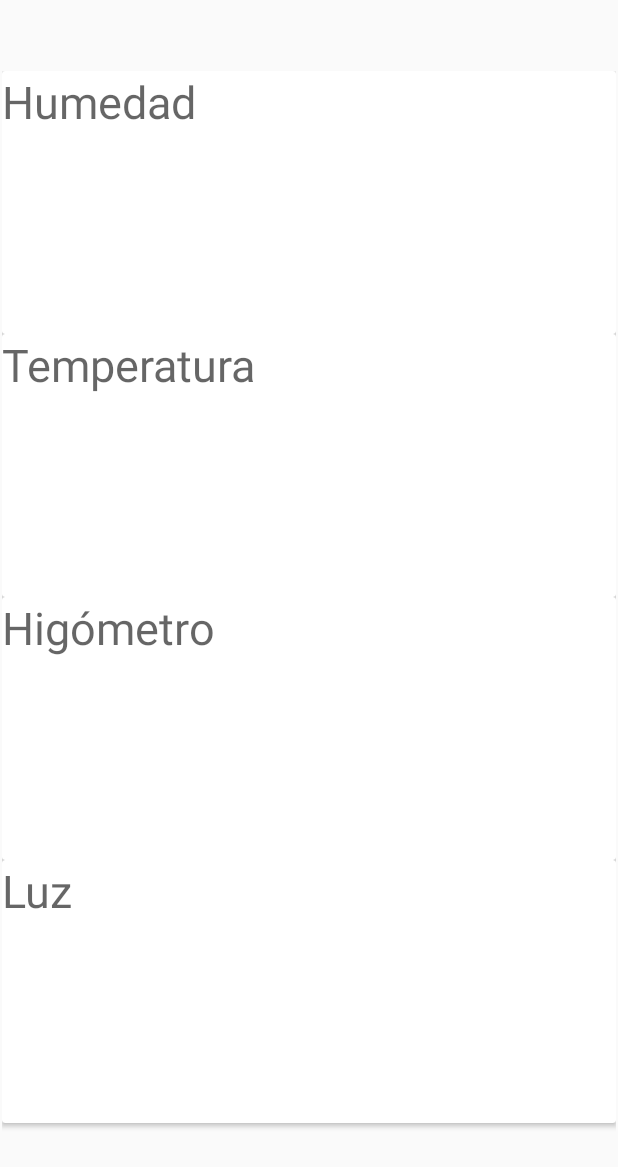
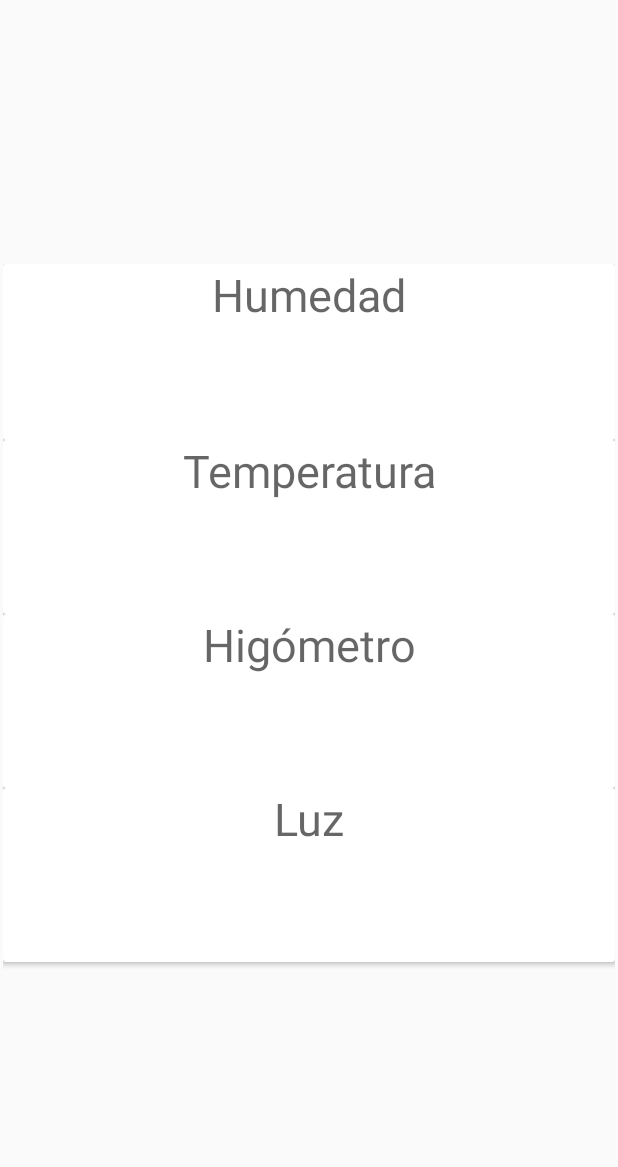
Before and after one commit to JosherBlack/MQTT_revengue, an Android app: the layout activity_main.xml on its own in the app's theme, with its tools: preview values and no code run, on a phone screen of 412 x 824 dp. Shown: the top 1167 px of the screen. Run offline under Robolectric (Android 15) with nearby library versions, the phone set to English and light mode, and no system bars.

Commit message:
correccion cosmetica de layouts y quitado de actionbar

```diff
--- a/app/src/main/res/layout/activity_main.xml
+++ b/app/src/main/res/layout/activity_main.xml
@@ -7,8 +7,8 @@
     tools:context=".MainActivity">
 
     <RelativeLayout
-        android:layout_width="409dp"
-        android:layout_height="729dp"
+        android:layout_width="408dp"
+        android:layout_height="472dp"
         android:layout_marginStart="1dp"
         android:layout_marginLeft="1dp"
         android:layout_marginTop="1dp"
@@ -22,53 +22,57 @@
 
         <LinearLayout
             android:layout_width="match_parent"
-            android:layout_height="match_parent"
+            android:layout_height="581dp"
             android:orientation="vertical">
 
             <androidx.cardview.widget.CardView
                 android:layout_width="match_parent"
-                android:layout_height="175dp" >
+                android:layout_height="117dp">
 
                 <TextView
                     android:id="@+id/tv1"
                     android:layout_width="match_parent"
                     android:layout_height="74dp"
+                    android:gravity="center_horizontal"
                     android:hint="Humedad"
                     android:textSize="30sp" />
             </androidx.cardview.widget.CardView>
 
             <androidx.cardview.widget.CardView
                 android:layout_width="match_parent"
-                android:layout_height="175dp" >
+                android:layout_height="116dp">
 
                 <TextView
                     android:id="@+id/tv2"
                     android:layout_width="match_parent"
                     android:layout_height="74dp"
+                    android:gravity="center_horizontal"
                     android:hint="Temperatura"
                     android:textSize="30sp" />
             </androidx.cardview.widget.CardView>
 
             <androidx.cardview.widget.CardView
                 android:layout_width="match_parent"
-                android:layout_height="175dp" >
+                android:layout_height="116dp">
 
                 <TextView
                     android:id="@+id/tv3"
                     android:layout_width="match_parent"
                     android:layout_height="74dp"
+                    android:gravity="center_horizontal"
                     android:hint="Higómetro"
                     android:textSize="30sp" />
             </androidx.cardview.widget.CardView>
 
             <androidx.cardview.widget.CardView
                 android:layout_width="match_parent"
-                android:layout_height="175dp" >
+                android:layout_height="116dp">
 
                 <TextView
                     android:id="@+id/tv4"
                     android:layout_width="match_parent"
                     android:layout_height="74dp"
+                    android:gravity="center_horizontal"
                     android:hint="Luz"
                     android:textSize="30sp" />
             </androidx.cardview.widget.CardView>
--- a/app/src/main/res/values/styles.xml
+++ b/app/src/main/res/values/styles.xml
@@ -1,6 +1,6 @@
 <resources>
     <!-- Base application theme. -->
-    <style name="AppTheme" parent="Theme.AppCompat.Light.DarkActionBar">
+    <style name="AppTheme" parent="Theme.AppCompat.Light.NoActionBar">
         <!-- Customize your theme here. -->
         <item name="colorPrimary">@color/colorPrimary</item>
         <item name="colorPrimaryDark">@color/colorPrimaryDark</item>
```
